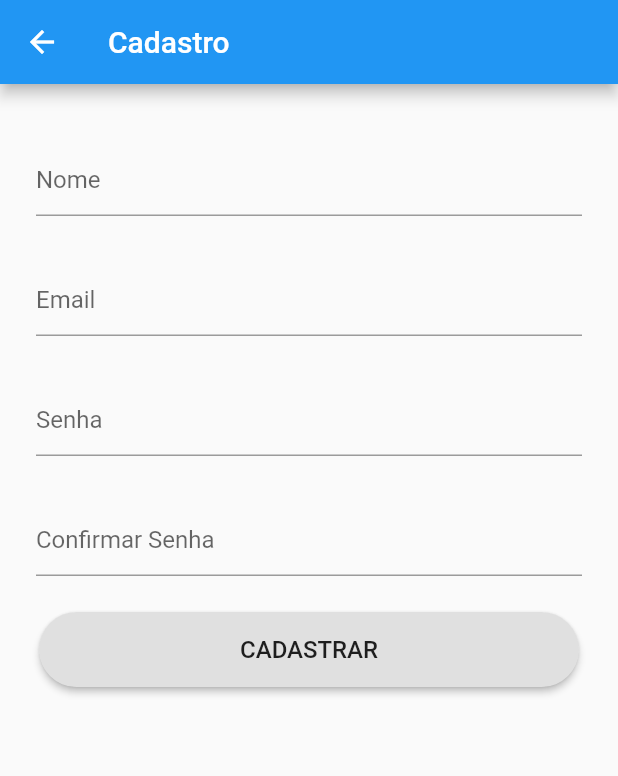
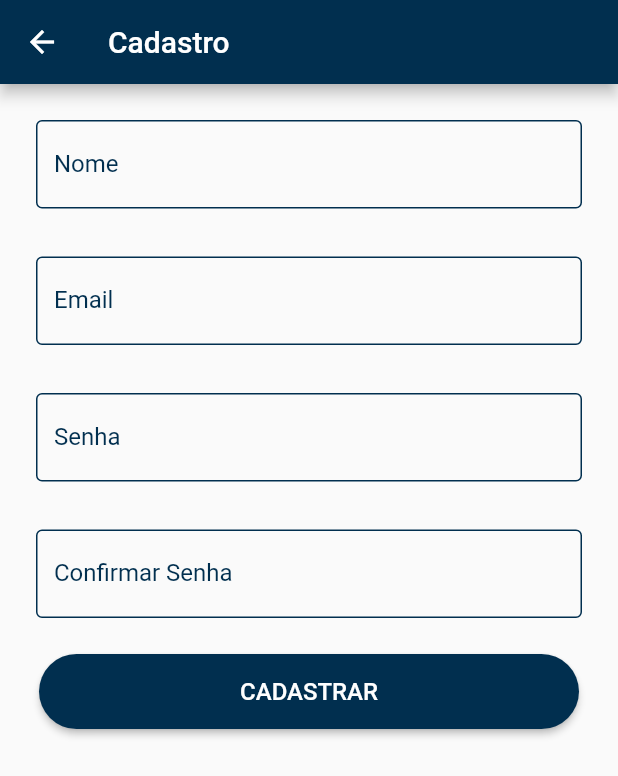
Before and after one commit to GNK2SO/millenium, a Flutter app: the screen it shows after launch, after a tap on "ENTRAR", after a tap on "CRIAR CONTA", on a phone screen of 412 x 824 dp. Shown: the top 776 px of the screen. Run offline on Flutter 3.47's test engine with Material 2 defaults, Android fonts, the phone set to English and light mode, and no system bars; our stand-ins replace bloc, cloud_firestore, equatable, firebase_auth, flutter_bloc, font_awesome_flutter and 1 more; accounts and stored records are empty; generated files the repository leaves out were written again.

Commit message:
atualização na tela de cadastro e login

```diff
--- a/lib/main.dart
+++ b/lib/main.dart
@@ -17,6 +17,7 @@ import 'package:millenium/src/screens/home_screen.dart';
 import 'package:millenium/src/screens/loading_screen.dart';
 import 'package:millenium/src/screens/login/login_screen.dart';
 import 'package:millenium/src/screens/meus_personagens_screen/meus_personagens_screen.dart';
+import 'package:millenium/src/screens/splash_screen.dart';
 import 'package:millenium/src/screens/todos_personagens/todos_personagens_screen.dart';
 import 'package:millenium/src/blocs/personagem_bloc/personagem_bloc.dart';
 
@@ -49,10 +50,13 @@ class Millenium extends StatelessWidget {
       ],
       child: MaterialApp(
         debugShowCheckedModeBanner: false,
+        theme: ThemeData(
+          primaryColor: Color(0xFF012F4F),
+        ),
         home: BlocBuilder<AuthenticationBloc, AuthenticationState>(
           builder: (context, state) {
             if (state is Uninitialized) {
-              return LoadingScreen();
+              return SplashScreen();
             } else if (state is Unauthenticated) {
               return LoginScreen(
                 repository: UsuarioRepository(),
--- a/lib/src/components/drawer.dart
+++ b/lib/src/components/drawer.dart
@@ -1,8 +1,11 @@
 import 'package:flutter/material.dart';
 import 'package:flutter_bloc/flutter_bloc.dart';
+import 'package:font_awesome_flutter/font_awesome_flutter.dart';
 import 'package:millenium/src/blocs/authentication_bloc/authentication_event.dart';
 import 'package:millenium/src/models/usuario.dart';
 import 'package:millenium/src/blocs/authentication_bloc/authentication_bloc.dart';
+
+import 'utils/custom_divider.dart';
 
 class CustomDrawer extends StatelessWidget {
   final Usuario _usuario;
@@ -39,6 +42,17 @@ class CustomDrawer extends StatelessWidget {
             title: Text("Loja"),
           ),
           ListTile(
+            title: Text("Meu Perfil"),
+          ),
+          CustomDivider(
+            color: Theme.of(context).primaryColor,
+            height: 1,
+            width: MediaQuery.of(context).size.width,
+          ),
+          ListTile(
+            title: Text("Informação", style: TextStyle(color: Colors.black54),),
+          ),
+          ListTile(
             title: Text("História"),
           ),
           ListTile(
@@ -57,9 +71,6 @@ class CustomDrawer extends StatelessWidget {
             title: Text("Regras do Jogo"),
           ),
           ListTile(
-            title: Text("Minha Conta"),
-          ),
-          ListTile(
             title: Text("Sair"),
             onTap: () {
               BlocProvider.of<AuthenticationBloc>(context)
--- a/lib/src/components/form/animated_button.dart
+++ b/lib/src/components/form/animated_button.dart
@@ -1,22 +1,26 @@
 import 'package:flutter/material.dart';
 
 class AnimatedButton extends StatelessWidget {
-  final AnimationController controller;
-  final Function onPressed;
-  final Animation<double> squeezeButton;
+
   final Key key;
   final String text;
   final Color textColor;
+  final Color primaryColor;
   final Color circularIndicatorProgressColor;
+  final AnimationController controller;
+  final Function onPressed;
 
-  AnimatedButton(
-      {@required this.controller,
-      this.key,
-      this.text,
-      this.circularIndicatorProgressColor,
-      this.onPressed,
-      this.textColor})
-      : squeezeButton = Tween(
+  final Animation<double> squeezeButton;
+
+  AnimatedButton({
+    this.key,
+    this.text,
+    this.textColor,
+    this.primaryColor,
+    this.circularIndicatorProgressColor,
+    @required this.controller,
+    this.onPressed,
+  }) : squeezeButton = Tween(
           begin: 360.0,
           end: 50.0,
         ).animate(
@@ -24,7 +28,7 @@ class AnimatedButton extends StatelessWidget {
             parent: controller,
             curve: Interval(0, 0.15),
           ),
-        );
+        ) , super(key: key);
 
   @override
   Widget build(BuildContext context) {
@@ -38,11 +42,11 @@ class AnimatedButton extends StatelessWidget {
     return Padding(
       padding: EdgeInsets.symmetric(vertical: 8),
       child: Container(
-        width: this.squeezeButton.value,
+        width: squeezeButton.value,
         height: 50,
         child: RaisedButton(
-          key: key,
           textColor: textColor,
+          color: primaryColor,
           disabledColor: Theme.of(context).disabledColor,
           padding: EdgeInsets.all(14),
           shape: RoundedRectangleBorder(
--- a/lib/src/components/form/circular_button.dart
+++ b/lib/src/components/form/circular_button.dart
@@ -22,10 +22,11 @@ class CircularButton extends StatelessWidget {
     return Padding(
       padding: EdgeInsets.symmetric(vertical: 16),
       child: Container(
+        height: 50,
         width: double.infinity,
         child: RaisedButton(
           child: Text(
-            this.text,
+            text,
             style: TextStyle(fontSize: 16),
           ),
           color: color,
--- a/lib/src/components/form/text_field.dart
+++ b/lib/src/components/form/text_field.dart
@@ -18,7 +18,7 @@ class CustomTextField<T> extends StatelessWidget {
     this.contentPadding,
     this.controller,
     this.labelText,
-    this.obscureText: false,
+    this.obscureText = false,
     this.keyboardType,
     this.border,
     this.maxLines,
@@ -38,7 +38,6 @@ class CustomTextField<T> extends StatelessWidget {
           contentPadding: this.contentPadding ?? const EdgeInsets.all(0),
           border: this.border,
         ),
-        maxLines: this.maxLines,
         keyboardType: keyboardType ?? TextInputType.emailAddress,
         controller: controller,
         obscureText: this.obscureText,
--- /dev/null
+++ b/lib/src/components/form/text_input.dart
@@ -0,0 +1,55 @@
+import 'package:flutter/material.dart';
+
+class TextInput extends StatelessWidget {
+  final String labelText;
+  final bool obscureText;
+  final TextEditingController controller;
+  final TextInputType keyboardType;
+  final Function(String) validator;
+  final Color primaryColor;
+
+  TextInput({
+    this.primaryColor: Colors.white,
+    this.controller,
+    this.labelText,
+    this.obscureText: false,
+    this.keyboardType,
+    this.validator,
+  });
+
+  @override
+  Widget build(BuildContext context) {
+    return Padding(
+      padding: const EdgeInsets.symmetric(vertical: 16),
+      child: TextFormField(
+        style: TextStyle(
+          color: this.primaryColor,
+        ),
+        decoration: InputDecoration(
+          labelText: labelText,
+          labelStyle: TextStyle(
+            color: primaryColor,
+          ),
+          enabledBorder: OutlineInputBorder(
+            borderSide: BorderSide(
+              color: primaryColor,
+            ),
+          ),
+          focusedBorder: OutlineInputBorder(
+            borderSide: BorderSide(color: primaryColor, width: 2.0),
+          ),
+          errorBorder: OutlineInputBorder(
+            borderSide: BorderSide(
+              color: Color(0xFFFF0000),
+            ),
+          ),
+        ),
+        cursorColor: primaryColor,
+        keyboardType: TextInputType.emailAddress,
+        controller: controller,
+        obscureText: obscureText,
+        validator: validator,
+      ),
+    );
+  }
+}
--- a/lib/src/components/logo.dart
+++ b/lib/src/components/logo.dart
@@ -9,6 +9,7 @@ class Logo extends StatelessWidget {
       style: TextStyle(
         fontFamily: 'pentagrams_malefissent',
         fontSize: 72,
+        color: Colors.white,
       ),
     );
   }
--- a/lib/src/screens/cadastro/cadastro_form.dart
+++ b/lib/src/screens/cadastro/cadastro_form.dart
@@ -5,6 +5,7 @@ import 'package:millenium/src/blocs/usuario_bloc/usuario_event.dart';
 import 'package:millenium/src/blocs/usuario_bloc/usuario_state.dart';
 import 'package:millenium/src/components/form/animated_button.dart';
 import 'package:millenium/src/components/form/text_field.dart';
+import 'package:millenium/src/components/form/text_input.dart';
 import 'package:millenium/src/screens/home_screen.dart';
 import 'package:millenium/src/util/util.dart';
 import 'package:millenium/src/validators/usuario_validator.dart';
@@ -66,43 +67,51 @@ class _CadastroFormState extends State<CadastroForm>
           title: Text("Cadastro"),
         ),
         body: SingleChildScrollView(
-          padding: const EdgeInsets.all(24.0),
+          padding: const EdgeInsets.fromLTRB(24, 8, 24, 24),
           child: Form(
             key: _formKey,
             child: Column(
               children: <Widget>[
-                CustomTextField(
+                TextInput(
                   labelText: "Nome",
                   controller: _nomeController,
                   validator: isValidNome,
+                  keyboardType: TextInputType.emailAddress,
+                  primaryColor: Theme.of(context).primaryColor,
                 ),
-                CustomTextField(
+                TextInput(
                   labelText: "Email",
                   controller: _emailController,
                   validator: isValidEmail,
+                  keyboardType: TextInputType.emailAddress,
+                  primaryColor: Theme.of(context).primaryColor,
                 ),
-                CustomTextField(
+                TextInput(
                   labelText: "Senha",
                   controller: _senhaController,
                   validator: isValidSenha,
                   obscureText: true,
+                  keyboardType: TextInputType.emailAddress,
+                  primaryColor: Theme.of(context).primaryColor,
                 ),
-                CustomTextField(
+                TextInput(
                   labelText: "Confirmar Senha",
                   controller: _confirmarSenhaController,
                   validator: _isValidConfimarSenha,
                   obscureText: true,
+                  keyboardType: TextInputType.emailAddress,
+                  primaryColor: Theme.of(context).primaryColor,
                 ),
-                Padding(
-                  padding: const EdgeInsets.only(bottom: 8.0),
-                  child: AnimatedButton(
+                AnimatedButton(
                   text: "CADASTRAR",
                   controller: _animationController.view,
+                  primaryColor: Theme.of(context).primaryColor,
+                  textColor: Colors.white,
+                  circularIndicatorProgressColor: Colors.white,
                   onPressed: () {
                     _onFormSubmitted();
                   },
                 ),
-                )
               ],
             ),
           ),
--- a/lib/src/screens/loading_screen.dart
+++ b/lib/src/screens/loading_screen.dart
@@ -10,7 +10,9 @@ class _LoadingScreenState extends State<LoadingScreen> {
   Widget build(BuildContext context) {
     return Scaffold(
       body: Center(
-        child: CircularProgressIndicator(),
+        child: CircularProgressIndicator(
+          valueColor: AlwaysStoppedAnimation<Color>(Theme.of(context).primaryColor),
+        ),
       ),
     );
   }
--- a/lib/src/screens/login/login_form.dart
+++ b/lib/src/screens/login/login_form.dart
@@ -5,10 +5,9 @@ import 'package:millenium/src/blocs/login_bloc/login_event.dart';
 import 'package:millenium/src/blocs/login_bloc/login_state.dart';
 import 'package:millenium/src/components/form/animated_button.dart';
 import 'package:millenium/src/components/form/circular_button.dart';
+import 'package:millenium/src/components/form/text_input.dart';
 import 'package:millenium/src/components/utils/custom_divider.dart';
 import 'package:millenium/src/components/logo.dart';
-import 'package:millenium/src/components/form/text_field.dart';
-import 'package:millenium/src/models/usuario.dart';
 import 'package:millenium/src/screens/home_screen.dart';
 import 'package:millenium/src/util/util.dart';
 import 'package:millenium/src/validators/usuario_validator.dart';
@@ -49,13 +48,7 @@ class _LoginFormState extends State<LoginForm>
     return BlocListener<LoginBloc, LoginState>(
       listener: (context, state) {
         if (state is LoginSuccess) {
-          Usuario usuario = state.usuario;
-          navigateTo(
-            context,
-            HomeScreen(
-              usuario: usuario,
-            ),
-          );
+          navigateTo(context, HomeScreen(usuario: state.usuario));
         } else if (state is LoginFailure) {
           showMessage(
             key: _scaffoldKey,
@@ -66,24 +59,37 @@ class _LoginFormState extends State<LoginForm>
       },
       child: Scaffold(
         key: _scaffoldKey,
-        body: Center(
-          child: SingleChildScrollView(
-            child: Stack(
-              children: <Widget>[
-                Padding(
+        body: Stack(
+          children: <Widget>[
+            Container(
+              decoration: BoxDecoration(
+                image: DecorationImage(
+                  fit: BoxFit.cover,
+                  image: AssetImage("assets/images/wallpaper.jpeg")
+                )
+              ),
+            ),
+            Container(
+              decoration: BoxDecoration(
+                color: Color(0xDD012F4F),
+              ),
+            ),
+            Center(
+              child: SingleChildScrollView(
+                child: Padding(
                   padding: const EdgeInsets.all(24.0),
                   child: Form(
                     key: _formKey,
                     child: Column(
                       children: <Widget>[
                         Logo(),
-                        CustomTextField(
+                        TextInput(
                           labelText: "Email",
                           controller: _emailController,
                           keyboardType: TextInputType.emailAddress,
                           validator: isValidEmail,
                         ),
-                        CustomTextField(
+                        TextInput(
                           labelText: "Senha",
                           controller: _senhaController,
                           keyboardType: TextInputType.emailAddress,
@@ -94,6 +100,7 @@ class _LoginFormState extends State<LoginForm>
                           padding: const EdgeInsets.only(bottom: 8.0),
                           child: AnimatedButton(
                             text: "ENTRAR",
+                            circularIndicatorProgressColor: Theme.of(context).primaryColor,
                             controller: _animationController.view,
                             onPressed: () {
                               _onFormSubmitted();
@@ -102,30 +109,32 @@ class _LoginFormState extends State<LoginForm>
                         ),
                         Row(
                           children: <Widget>[
-                            Expanded(child: CustomDivider()),
+                            Expanded(child: CustomDivider(color: Colors.white,)),
                             Expanded(
                               child: Text(
                                 "ou",
                                 textAlign: TextAlign.center,
+                                style: TextStyle(
+                                  color: Colors.white,
+                                ),
                               ),
                             ),
-                            Expanded(child: CustomDivider())
+                            Expanded(child: CustomDivider(color: Colors.white,))
                           ],
                         ),
                         CircularButton(
                           text: "CRIAR CONTA",
                           onPressed: () {
-                            Navigator.of(context)
-                                .pushNamed("/cadastroContaScreen");
+                            Navigator.of(context).pushNamed("/cadastroContaScreen");
                           },
                         ),
                       ],
                     ),
                   ),
                 ),
-              ],
+              ),
             ),
-          ),
+          ],
         ),
       ),
     );
--- /dev/null
+++ b/lib/src/screens/splash_screen.dart
@@ -0,0 +1,38 @@
+import 'package:flutter/material.dart';
+
+import '../components/logo.dart';
+
+class SplashScreen extends StatefulWidget {
+  @override
+  _SplashScreenState createState() => _SplashScreenState();
+}
+
+class _SplashScreenState extends State<SplashScreen> {
+
+  @override
+  Widget build(BuildContext context) {
+    return Scaffold(
+      backgroundColor: Theme.of(context).primaryColor,
+      body: Column(
+        mainAxisAlignment: MainAxisAlignment.start,
+        crossAxisAlignment: CrossAxisAlignment.stretch,
+        children: <Widget>[
+          Expanded(
+            flex: 2,
+            child: Center(
+              child: Logo(),
+            ),
+          ),
+          Expanded(
+            flex: 1,
+            child: Center(
+              child: CircularProgressIndicator(
+                valueColor: AlwaysStoppedAnimation<Color>(Colors.white),
+              ),
+            ),
+          )
+        ],
+      ),
+    );
+  }
+}
```
Also changed, not shown: pubspec.yaml (+4 -3 lines), assets/images/wallpaper.jpeg (added), lib/src/components/form/secondary_button.dart (added), pubspec.lock, 1 other file. Lines whose indentation alone changed are shown as unchanged.
